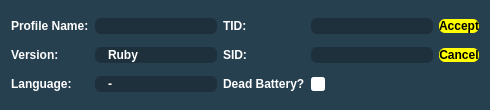
Before: the Qt Designer form Forms/ProfileManager/ProfileManager3NewEdit.ui in Admiral-Fish/PokeFinder, drawn with Qt 5.
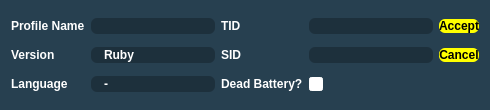
After: the same form once the commit is applied. Icons and pictures are not drawn. Custom widgets are drawn as their Qt base class.

The edit to the form file:
```diff
--- a/Forms/ProfileManager/ProfileManager3NewEdit.ui
+++ b/Forms/ProfileManager/ProfileManager3NewEdit.ui
@@ -118,7 +118,7 @@
    <item row="0" column="0">
     <widget class="QLabel" name="labelProfile">
      <property name="text">
-      <string>Profile Name:</string>
+      <string>Profile Name</string>
      </property>
     </widget>
    </item>
@@ -128,7 +128,7 @@
    <item row="0" column="2">
     <widget class="QLabel" name="labelTID">
      <property name="text">
-      <string>TID:</string>
+      <string>TID</string>
      </property>
     </widget>
    </item>
@@ -145,7 +145,7 @@
    <item row="1" column="0">
     <widget class="QLabel" name="labelVersion">
      <property name="text">
-      <string>Version:</string>
+      <string>Version</string>
      </property>
     </widget>
    </item>
@@ -191,7 +191,7 @@
    <item row="1" column="2">
     <widget class="QLabel" name="labelSID">
      <property name="text">
-      <string>SID:</string>
+      <string>SID</string>
      </property>
     </widget>
    </item>
@@ -208,7 +208,7 @@
    <item row="2" column="0">
     <widget class="QLabel" name="labelLanguage">
      <property name="text">
-      <string>Language:</string>
+      <string>Language</string>
      </property>
     </widget>
    </item>
```
